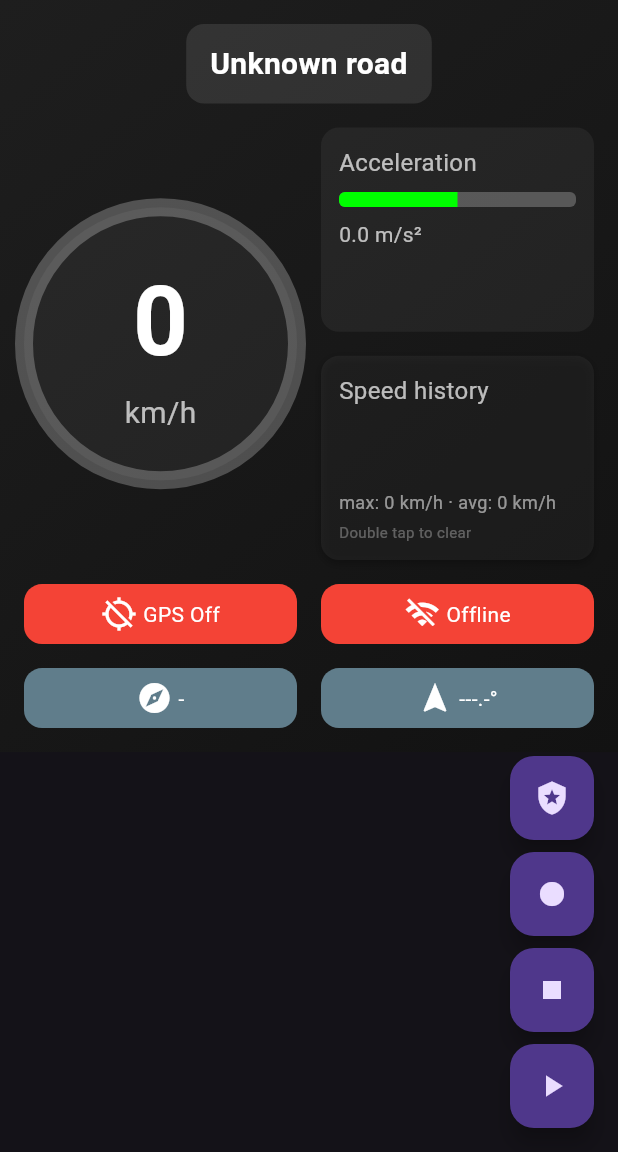
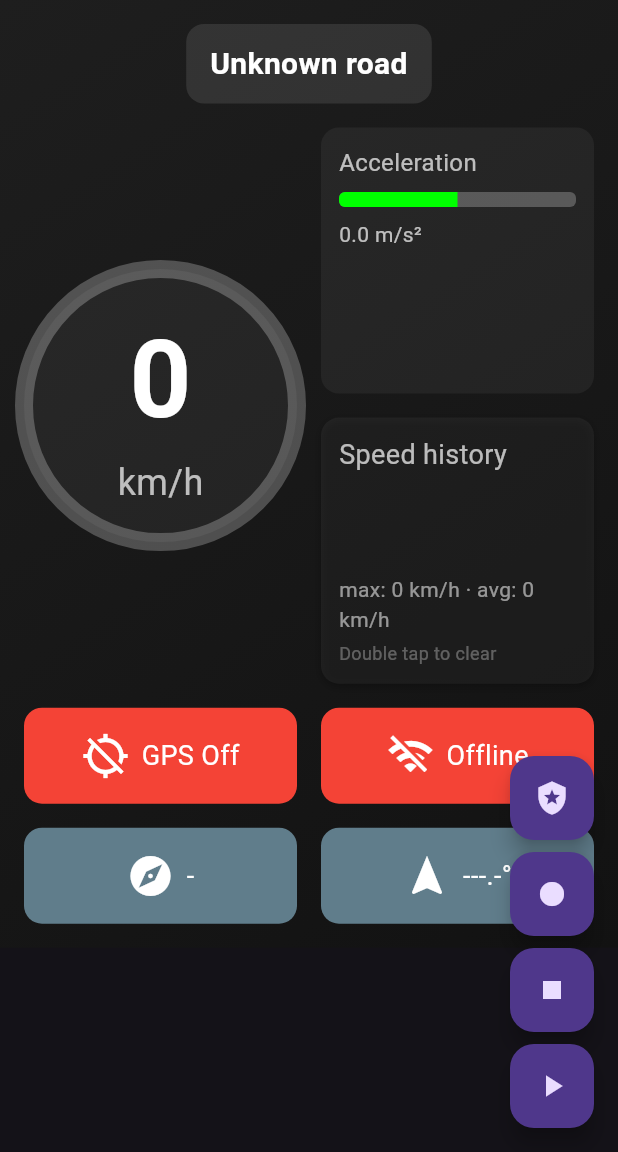
Before and after one commit to Reins981/Speedcamwarner_Dart, a Flutter app: the DashboardPage screen opened directly, on a phone screen of 412 x 824 dp, the part 84-1236 px from its top. Run offline on Flutter 3.47's test engine with Material 3 defaults, Android fonts, the light colour scheme and no system bars; our stand-ins replace audioplayers, camera, flutter_map, flutter_tts, geolocator, googleapis_auth and 1 more; missing offline and left inert: dialog_flowtter, flutter_map_marker_popup, google_mlkit_commons, google_mlkit_face_detection, google_mlkit_object_detection, googleapis and 2 more.

Commit message:
Expand dashboard widgets and fix overspeed overflow

```diff
--- a/lib/ui/dashboard.dart
+++ b/lib/ui/dashboard.dart
@@ -22,13 +22,14 @@ class DashboardPage extends StatefulWidget {
   final ValueNotifier<String>? arStatus;
   final ValueNotifier<String>? direction;
   final ValueNotifier<String>? averageBearing;
-  const DashboardPage(
-      {super.key,
+  const DashboardPage({
+    super.key,
     this.controller,
     this.calculator,
     this.arStatus,
     this.direction,
-      this.averageBearing});
+    this.averageBearing,
+  });
 
   @override
   State<DashboardPage> createState() => _DashboardPageState();
@@ -79,8 +80,7 @@ class _DashboardPageState extends State<DashboardPage> {
       }
       _maxSpeed = _calculator!.maxspeedNotifier.value;
       _speed = _calculator!.currentSpeedNotifier.value;
-      _overspeedDiff =
-          (_maxSpeed != null && _speed > _maxSpeed!)
+      _overspeedDiff = (_maxSpeed != null && _speed > _maxSpeed!)
           ? (_speed - _maxSpeed!).round()
           : null;
       _gpsOn = _calculator!.gpsStatusNotifier.value;
@@ -120,8 +120,7 @@ class _DashboardPageState extends State<DashboardPage> {
       final name = _calculator!.roadNameNotifier.value;
       _roadName = name.isEmpty ? 'Unknown road' : name;
       _maxSpeed = _calculator!.maxspeedNotifier.value;
-      _overspeedDiff =
-          (_maxSpeed != null && _speed > _maxSpeed!)
+      _overspeedDiff = (_maxSpeed != null && _speed > _maxSpeed!)
           ? (_speed - _maxSpeed!).round()
           : null;
       _speedCamWarning = _calculator!.speedCamNotifier.value;
@@ -182,8 +181,11 @@ class _DashboardPageState extends State<DashboardPage> {
     if (_calculator == null) return;
     final pos = _calculator!.positionNotifier.value;
     final road = _calculator!.roadNameNotifier.value;
-    var (success, status) = await _calculator!
-        .uploadCameraToDriveMethod(road, pos.latitude, pos.longitude);
+    var (success, status) = await _calculator!.uploadCameraToDriveMethod(
+      road,
+      pos.latitude,
+      pos.longitude,
+    );
     if (!mounted) return;
     final msg = success
         ? 'Camera added'
@@ -193,22 +195,25 @@ class _DashboardPageState extends State<DashboardPage> {
 
   void _startRecording() {
     _controller?.startRecording();
-    ScaffoldMessenger.of(context)
-        .showSnackBar(const SnackBar(content: Text('Recording started')));
+    ScaffoldMessenger.of(
+      context,
+    ).showSnackBar(const SnackBar(content: Text('Recording started')));
   }
 
   Future<void> _stopRecording() async {
     await _controller?.stopRecording();
     if (!mounted) return;
-    ScaffoldMessenger.of(context)
-        .showSnackBar(const SnackBar(content: Text('Recording stopped')));
+    ScaffoldMessenger.of(
+      context,
+    ).showSnackBar(const SnackBar(content: Text('Recording stopped')));
   }
 
   Future<void> _loadRoute() async {
     await _controller?.loadRoute();
     if (!mounted) return;
-    ScaffoldMessenger.of(context)
-        .showSnackBar(const SnackBar(content: Text('Route loaded')));
+    ScaffoldMessenger.of(
+      context,
+    ).showSnackBar(const SnackBar(content: Text('Route loaded')));
   }
 
   void _updateDirectionBearing() {
@@ -224,8 +229,9 @@ class _DashboardPageState extends State<DashboardPage> {
       _calculator!.currentSpeedNotifier.removeListener(_updateFromCalculator);
       _calculator!.roadNameNotifier.removeListener(_updateFromCalculator);
       _calculator!.speedCamNotifier.removeListener(_updateFromCalculator);
-      _calculator!.speedCamDistanceNotifier
-          .removeListener(_updateFromCalculator);
+      _calculator!.speedCamDistanceNotifier.removeListener(
+        _updateFromCalculator,
+      );
       _calculator!.cameraRoadNotifier.removeListener(_updateFromCalculator);
       _calculator!.maxspeedNotifier.removeListener(_updateFromCalculator);
       _calculator!.gpsStatusNotifier.removeListener(_updateFromCalculator);
@@ -242,9 +248,7 @@ class _DashboardPageState extends State<DashboardPage> {
   Widget build(BuildContext context) {
     final hasCameraInfo = _speedCamWarning != null || _activeCamera != null;
     return Scaffold(
-      appBar: AppBar(
-        title: const Text('SpeedCamWarner'),
-      ),
+      appBar: AppBar(title: const Text('SpeedCamWarner')),
       body: Container(
         decoration: const BoxDecoration(
           gradient: LinearGradient(
@@ -265,7 +269,9 @@ class _DashboardPageState extends State<DashboardPage> {
               Center(child: _buildRoadNameWidget()),
               const SizedBox(height: 16),
               SizedBox(
-                height: MediaQuery.of(context).size.height * 0.35,
+                // Provide more vertical space so the speed and history widgets
+                // are easier to read on larger displays.
+                height: MediaQuery.of(context).size.height * 0.45,
                 child: Row(
                   children: [
                     Expanded(child: _buildSpeedWidget()),
@@ -336,11 +342,7 @@ class _DashboardPageState extends State<DashboardPage> {
           end: Alignment.bottomRight,
         ),
         boxShadow: const [
-          BoxShadow(
-            color: Colors.black26,
-            blurRadius: 8,
-            offset: Offset(0, 4),
-          ),
+          BoxShadow(color: Colors.black26, blurRadius: 8, offset: Offset(0, 4)),
         ],
       ),
       padding: const EdgeInsets.all(16),
@@ -360,7 +362,8 @@ class _DashboardPageState extends State<DashboardPage> {
                     style: const TextStyle(
                       color: Colors.white,
                       fontSize: 20,
-                        fontWeight: FontWeight.w600),
+                      fontWeight: FontWeight.w600,
+                    ),
                   ),
                 if (_speedCamWarning != null)
                   Text(
@@ -448,7 +451,8 @@ class _DashboardPageState extends State<DashboardPage> {
     required Color color,
   }) {
     return Container(
-      padding: const EdgeInsets.symmetric(horizontal: 12, vertical: 8),
+      // Increase padding so the status tiles appear larger and easier to tap.
+      padding: const EdgeInsets.symmetric(horizontal: 16, vertical: 16),
       decoration: BoxDecoration(
         color: color,
         borderRadius: BorderRadius.circular(12),
@@ -458,9 +462,9 @@ class _DashboardPageState extends State<DashboardPage> {
         mainAxisSize: MainAxisSize.min,
         mainAxisAlignment: MainAxisAlignment.center,
         children: [
-          Icon(icon, color: Colors.white),
-          const SizedBox(width: 4),
-          Text(text, style: const TextStyle(color: Colors.white)),
+          Icon(icon, color: Colors.white, size: 32),
+          const SizedBox(width: 8),
+          Text(text, style: const TextStyle(color: Colors.white, fontSize: 18)),
         ],
       ),
     );
@@ -482,8 +486,10 @@ class _DashboardPageState extends State<DashboardPage> {
       child: Column(
         crossAxisAlignment: CrossAxisAlignment.start,
         children: [
-          const Text('Acceleration',
-              style: TextStyle(color: Colors.white70, fontSize: 16)),
+          const Text(
+            'Acceleration',
+            style: TextStyle(color: Colors.white70, fontSize: 16),
+          ),
           const SizedBox(height: 8),
           ClipRRect(
             borderRadius: BorderRadius.circular(4),
@@ -495,8 +501,10 @@ class _DashboardPageState extends State<DashboardPage> {
             ),
           ),
           const SizedBox(height: 8),
-          Text('${_acceleration.toStringAsFixed(1)} m/s²',
-              style: const TextStyle(color: Colors.white70)),
+          Text(
+            '${_acceleration.toStringAsFixed(1)} m/s²',
+            style: const TextStyle(color: Colors.white70),
+          ),
         ],
       ),
     );
@@ -521,8 +529,12 @@ class _DashboardPageState extends State<DashboardPage> {
                 duration: const Duration(milliseconds: 500),
                 builder: (context, value, child) {
                   final hue = (1 - value) * 120;
-                  final ringColor =
-                      HSVColor.fromAHSV(1.0, hue, 1.0, 1.0).toColor();
+                  final ringColor = HSVColor.fromAHSV(
+                    1.0,
+                    hue,
+                    1.0,
+                    1.0,
+                  ).toColor();
                   return SizedBox(
                     width: double.infinity,
                     height: double.infinity,
@@ -530,8 +542,7 @@ class _DashboardPageState extends State<DashboardPage> {
                       value: value,
                       strokeWidth: 12,
                       backgroundColor: Colors.white24,
-                      valueColor:
-                          AlwaysStoppedAnimation<Color>(ringColor),
+                      valueColor: AlwaysStoppedAnimation<Color>(ringColor),
                     ),
                   );
                 },
@@ -539,13 +550,18 @@ class _DashboardPageState extends State<DashboardPage> {
               Column(
                 mainAxisSize: MainAxisSize.min,
                 children: [
-                  Text('${_speed.toStringAsFixed(0)}',
+                  Text(
+                    '${_speed.toStringAsFixed(0)}',
                     style: const TextStyle(
-                          fontSize: 64,
+                      fontSize: 72,
                       color: Colors.white,
-                          fontWeight: FontWeight.bold)),
-                  const Text('km/h',
-                      style: TextStyle(color: Colors.white70, fontSize: 20)),
+                      fontWeight: FontWeight.bold,
+                    ),
+                  ),
+                  const Text(
+                    'km/h',
+                    style: TextStyle(color: Colors.white70, fontSize: 24),
+                  ),
                   if (_maxSpeed != null) ...[
                     const SizedBox(height: 8),
                     _buildMaxSpeedWidget(),
@@ -553,9 +569,12 @@ class _DashboardPageState extends State<DashboardPage> {
                 ],
               ),
               if (_overspeedDiff != null)
-                Positioned(
-                  bottom: 16,
+                Align(
+                  alignment: Alignment.bottomCenter,
+                  child: Padding(
+                    padding: const EdgeInsets.only(bottom: 16),
                     child: OverspeedIndicator(diff: _overspeedDiff!),
+                  ),
                 ),
             ],
           ),
@@ -575,7 +594,10 @@ class _DashboardPageState extends State<DashboardPage> {
       child: Text(
         name,
         style: const TextStyle(
-            color: Colors.white, fontSize: 20, fontWeight: FontWeight.w600),
+          color: Colors.white,
+          fontSize: 20,
+          fontWeight: FontWeight.w600,
+        ),
         overflow: TextOverflow.ellipsis,
         textAlign: TextAlign.center,
       ),
@@ -604,8 +626,9 @@ class _DashboardPageState extends State<DashboardPage> {
   }
 
   Widget _buildSpeedHistoryWidget() {
-    final maxSpeed =
-        _speedHistory.isEmpty ? 0.0 : _speedHistory.reduce(math.max);
+    final maxSpeed = _speedHistory.isEmpty
+        ? 0.0
+        : _speedHistory.reduce(math.max);
     final avgSpeed = _speedHistory.isEmpty
         ? 0.0
         : _speedHistory.reduce((a, b) => a + b) / _speedHistory.length;
@@ -629,8 +652,10 @@ class _DashboardPageState extends State<DashboardPage> {
         child: Column(
           crossAxisAlignment: CrossAxisAlignment.start,
           children: [
-            const Text('Speed history',
-                style: TextStyle(color: Colors.white70, fontSize: 16)),
+            const Text(
+              'Speed history',
+              style: TextStyle(color: Colors.white70, fontSize: 18),
+            ),
             const SizedBox(height: 8),
             Expanded(
               child: LayoutBuilder(
@@ -644,10 +669,13 @@ class _DashboardPageState extends State<DashboardPage> {
             Text(
               'max: ${maxSpeed.toStringAsFixed(0)} km/h · '
               'avg: ${avgSpeed.toStringAsFixed(0)} km/h',
-                style: const TextStyle(color: Colors.white54, fontSize: 12)),
+              style: const TextStyle(color: Colors.white54, fontSize: 14),
+            ),
             const SizedBox(height: 4),
-            const Text('Double tap to clear',
-                style: TextStyle(color: Colors.white30, fontSize: 10)),
+            const Text(
+              'Double tap to clear',
+              style: TextStyle(color: Colors.white30, fontSize: 12),
+            ),
           ],
         ),
       ),
@@ -716,8 +744,11 @@ class _SpeedChartPainter extends CustomPainter {
   final double lowThreshold;
   final double highThreshold;
 
-  _SpeedChartPainter(this.history,
-      {this.lowThreshold = 2.0, this.highThreshold = 5.0});
+  _SpeedChartPainter(
+    this.history, {
+    this.lowThreshold = 2.0,
+    this.highThreshold = 5.0,
+  });
 
   @override
   void paint(Canvas canvas, Size size) {
```
Lines whose indentation alone changed are shown as unchanged.
